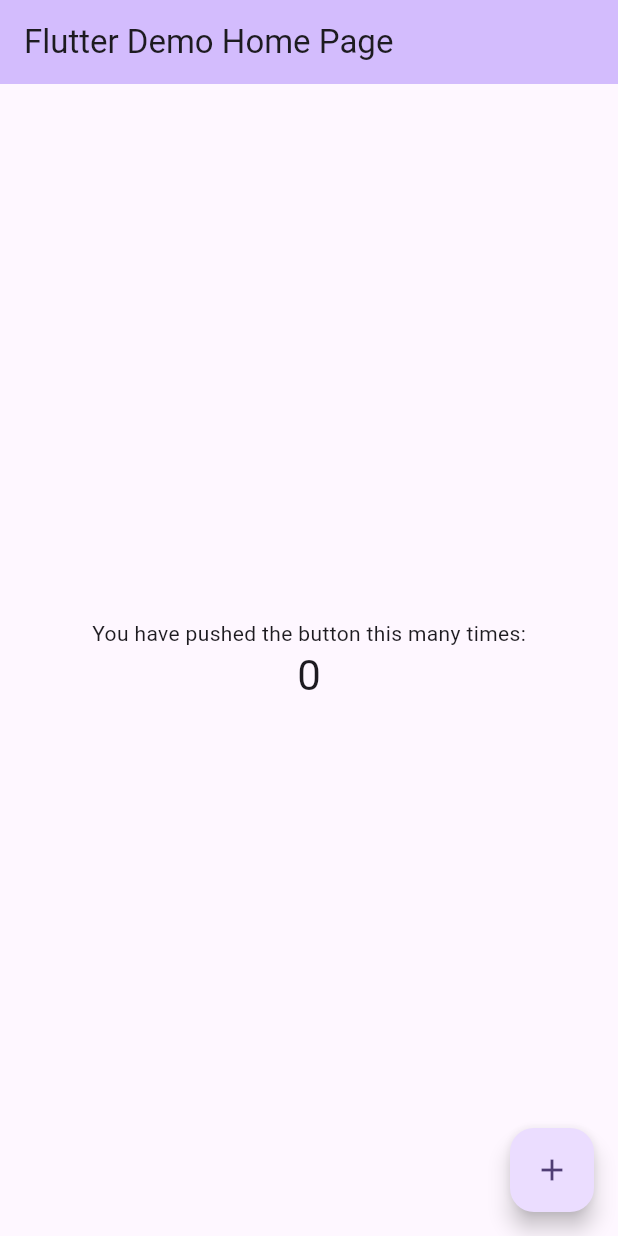
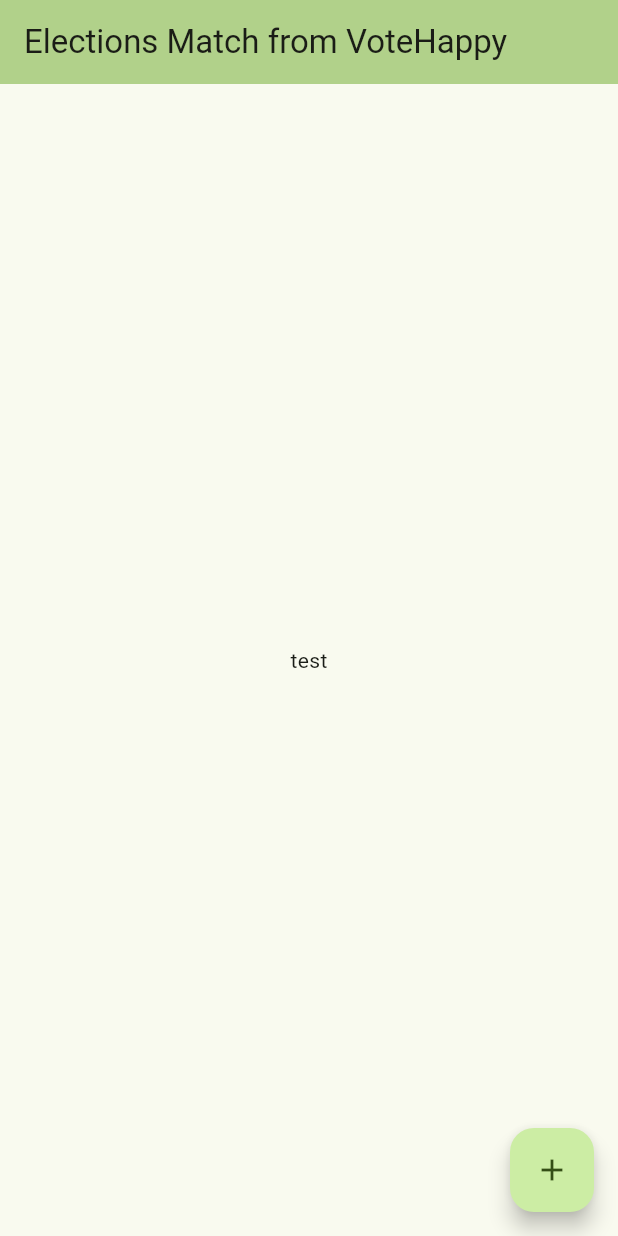
Before and after one commit to jirisemecky/elections_match, a Flutter app: the screen it shows after launch, on a phone screen of 412 x 824 dp. Run offline on Flutter 3.47's test engine with Material 3 defaults, Android fonts, the light colour scheme and no system bars.

Commit message:
change basic app labeling

```diff
--- a/lib/main.dart
+++ b/lib/main.dart
@@ -11,7 +11,7 @@
   @override
   Widget build(BuildContext context) {
     return MaterialApp(
-      title: 'Flutter Demo',
+      title: 'Elections Match from VoteHappy',
       theme: ThemeData(
         // This is the theme of your application.
         //
@@ -28,33 +28,25 @@
         //
         // This works for code too, not just values: Most code changes can be
         // tested with just a hot reload.
-        colorScheme: ColorScheme.fromSeed(seedColor: Colors.deepPurple),
+        colorScheme: ColorScheme.fromSeed(seedColor: Colors.lightGreen),
         useMaterial3: true,
       ),
-      home: const MyHomePage(title: 'Flutter Demo Home Page'),
+
+      home: const HomePage(title:  'Elections Match from VoteHappy'),
     );
   }
 }
 
-class MyHomePage extends StatefulWidget {
-  const MyHomePage({super.key, required this.title});
-
-  // This widget is the home page of your application. It is stateful, meaning
-  // that it has a State object (defined below) that contains fields that affect
-  // how it looks.
-
-  // This class is the configuration for the state. It holds the values (in this
-  // case the title) provided by the parent (in this case the App widget) and
-  // used by the build method of the State. Fields in a Widget subclass are
-  // always marked "final".
+class HomePage extends StatefulWidget {
+  const HomePage({super.key, required this.title});
 
   final String title;
 
   @override
-  State<MyHomePage> createState() => _MyHomePageState();
+  State<HomePage> createState() => _HomePageState();
 }
 
-class _MyHomePageState extends State<MyHomePage> {
+class _HomePageState extends State<HomePage> {
   int _counter = 0;
 
   void _incrementCounter() {
@@ -78,40 +70,14 @@
     // than having to individually change instances of widgets.
     return Scaffold(
       appBar: AppBar(
-        // TRY THIS: Try changing the color here to a specific color (to
-        // Colors.amber, perhaps?) and trigger a hot reload to see the AppBar
-        // change color while the other colors stay the same.
         backgroundColor: Theme.of(context).colorScheme.inversePrimary,
-        // Here we take the value from the MyHomePage object that was created by
-        // the App.build method, and use it to set our appbar title.
         title: Text(widget.title),
       ),
-      body: Center(
-        // Center is a layout widget. It takes a single child and positions it
-        // in the middle of the parent.
+      body: const Center(
         child: Column(
-          // Column is also a layout widget. It takes a list of children and
-          // arranges them vertically. By default, it sizes itself to fit its
-          // children horizontally, and tries to be as tall as its parent.
-          //
-          // Column has various properties to control how it sizes itself and
-          // how it positions its children. Here we use mainAxisAlignment to
-          // center the children vertically; the main axis here is the vertical
-          // axis because Columns are vertical (the cross axis would be
-          // horizontal).
-          //
-          // TRY THIS: Invoke "debug painting" (choose the "Toggle Debug Paint"
-          // action in the IDE, or press "p" in the console), to see the
-          // wireframe for each widget.
           mainAxisAlignment: MainAxisAlignment.center,
           children: <Widget>[
-            const Text(
-              'You have pushed the button this many times:',
-            ),
-            Text(
-              '$_counter',
-              style: Theme.of(context).textTheme.headlineMedium,
-            ),
+            Text('test')
           ],
         ),
       ),
```
